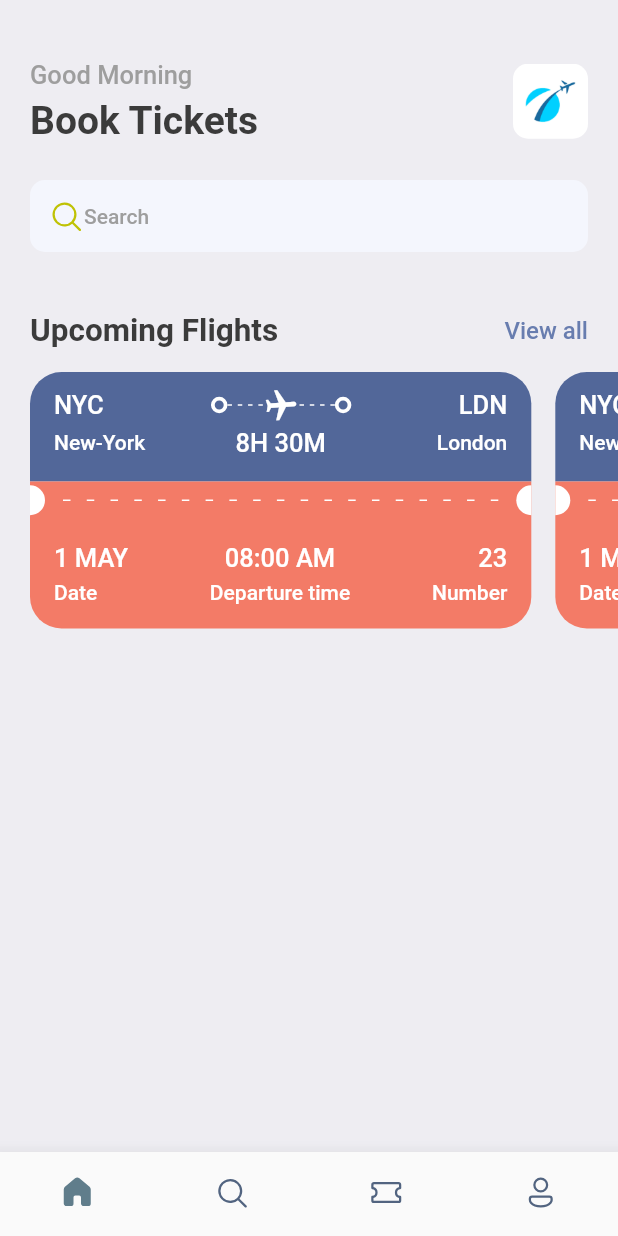
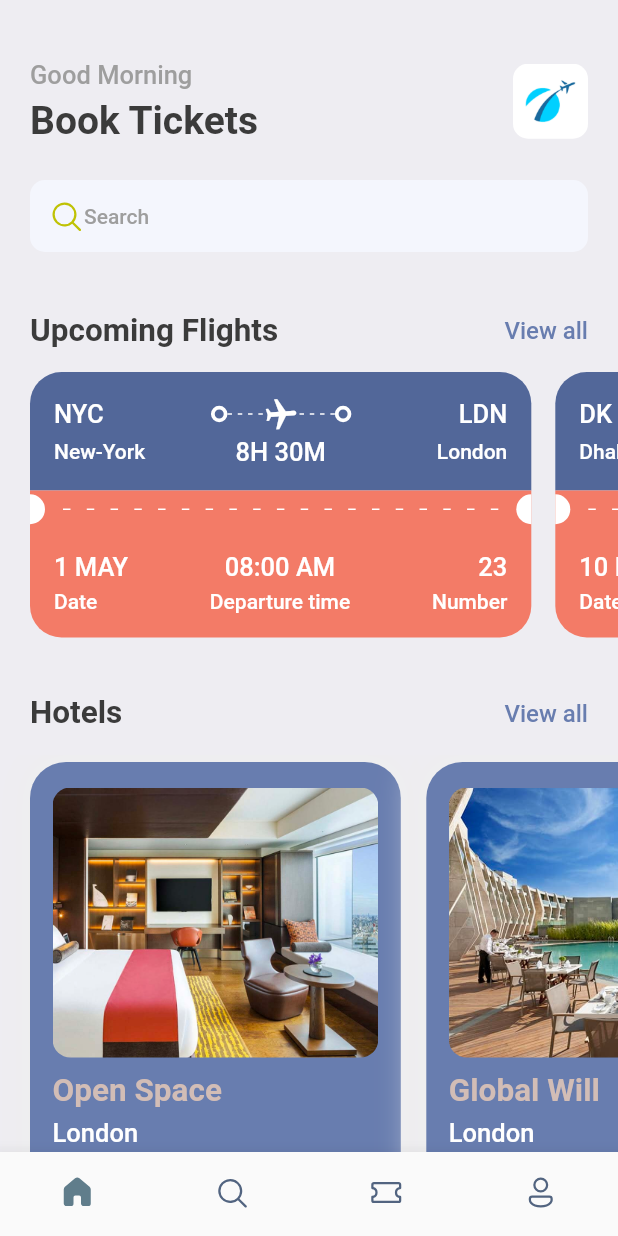
Before and after one commit to 217013277/booktickets, a Flutter app: the screen it shows after launch, on a phone screen of 412 x 824 dp. Run offline on Flutter 3.47's test engine with Material 2 defaults, Android fonts, the phone set to English and light mode, and no system bars; our stand-ins replace fluentui_icons, gap, get.

Commit message:
complete homepage

```diff
--- a/lib/screens/home_screen.dart
+++ b/lib/screens/home_screen.dart
@@ -1,4 +1,6 @@
+import 'package:booktickets/screens/hotels_screen.dart';
 import 'package:booktickets/screens/ticket_view.dart';
+import 'package:booktickets/utils/app_info_list.dart';
 import 'package:fluentui_icons/fluentui_icons.dart';
 import 'package:flutter/cupertino.dart';
 import 'package:flutter/material.dart';
@@ -78,7 +80,7 @@ class HomeScreen extends StatelessWidget {
                         child: Text("View all", style: Styles.textStyle.copyWith(color: Styles.primaryColor))
                     )
                   ],
-                )
+                ),
               ],
             ),
           ),
@@ -87,11 +89,32 @@ class HomeScreen extends StatelessWidget {
             scrollDirection: Axis.horizontal,
             padding: const EdgeInsets.only(left: 20),
             child: Row(
+              children: ticketList.map((singleTicket) => TicketView(ticket: singleTicket)).toList()
+            ),
+          ),
+          const Gap(15),
+          Container(
+            padding: const EdgeInsets.symmetric(horizontal: 20,),
+            child: Row(
+              mainAxisAlignment: MainAxisAlignment.spaceBetween,
               children: [
-                TicketView(),
-                TicketView(),
+                Text("Hotels", style: Styles.headLineStyle2,),
+                InkWell(
+                    onTap: (){
+                      print("You are tapped");
+                    },
+                    child: Text("View all", style: Styles.textStyle.copyWith(color: Styles.primaryColor))
+                )
               ],
             ),
+          ),
+          const Gap(15),
+          SingleChildScrollView(
+              scrollDirection: Axis.horizontal,
+              padding: const EdgeInsets.only(left: 20),
+              child: Row(
+                children: hotelList.map((singleHotel) => HotelScreen(hotel: singleHotel)).toList(),
+              ),
           ),
         ],
       ),
--- /dev/null
+++ b/lib/screens/hotels_screen.dart
@@ -0,0 +1,66 @@
+import 'package:booktickets/utils/app_layout.dart';
+import 'package:booktickets/utils/app_style.dart';
+import 'package:flutter/cupertino.dart';
+import 'package:flutter/material.dart';
+import 'package:gap/gap.dart';
+
+class HotelScreen extends StatelessWidget {
+  final Map<String, dynamic> hotel;
+  const HotelScreen({Key? key, required this.hotel}) : super(key: key);
+
+  @override
+  Widget build(BuildContext context) {
+    print("Hotel price is ${hotel["price"]}");
+    final size = AppLayout.getSize(context);
+    return Container(
+      width: size.width*0.6,
+      height: AppLayout.getHeight(350),
+      padding: EdgeInsets.symmetric(horizontal: AppLayout.getWidth(15), vertical: AppLayout.getHeight(17)),
+      margin: EdgeInsets.only(right: AppLayout.getWidth(17),top: AppLayout.getHeight(5)),
+      decoration: BoxDecoration(
+        color: Styles.primaryColor,
+        borderRadius: BorderRadius.circular(AppLayout.getHeight(24)),
+        boxShadow: [
+          BoxShadow(
+            color: Colors.grey.shade200,
+            blurRadius: AppLayout.getHeight(20),
+            spreadRadius: AppLayout.getHeight(5),
+          )
+        ]
+      ),
+      child: Column(
+        crossAxisAlignment: CrossAxisAlignment.start,
+        children: [
+          Container(
+            height: 180,
+              decoration: BoxDecoration(
+                borderRadius: BorderRadius.circular(AppLayout.getHeight(12)),
+                color: Styles.primaryColor,
+                image: DecorationImage(
+                  fit: BoxFit.cover,
+                  image: AssetImage(
+                    "assets/images/${hotel["image"]}"
+                  )
+                )
+              ),
+          ),
+          Gap(AppLayout.getHeight(10)),
+          Text(
+            hotel["place"],
+            style: Styles.headLineStyle2.copyWith(color: Styles.kakiColor),
+          ),
+          Gap(AppLayout.getHeight(5)),
+          Text(
+            hotel["destination"],
+            style: Styles.headLineStyle3.copyWith(color: Colors.white),
+          ),
+          Gap(AppLayout.getHeight(8)),
+          Text(
+            "\$${hotel["price"]}/night",
+            style: Styles.headLineStyle1.copyWith(color: Styles.kakiColor),
+          ),
+        ],
+      ),
+    );
+  }
+}
--- a/lib/screens/ticket_view.dart
+++ b/lib/screens/ticket_view.dart
@@ -7,41 +7,42 @@ import 'package:gap/gap.dart';
 import '../utils/app_style.dart';
 
 class TicketView extends StatelessWidget {
-  const TicketView({Key? key}) : super(key: key);
+  final Map<String, dynamic> ticket;
+  const TicketView({Key? key, required this.ticket}) : super(key: key);
 
   @override
   Widget build(BuildContext context) {
     final size = AppLayout.getSize(context);
     return SizedBox(
         width: size.width*0.85,
-        height: 200,
+        height: AppLayout.getHeight(200),
       child: Container(
-        margin: const EdgeInsets.only(right: 16),
+        margin: EdgeInsets.only(right: AppLayout.getHeight(16)),
         child: Column(
           children: [
             /*
             showing the blue part of the card/ticket
              */
             Container(
-              decoration: const BoxDecoration(
-                color: Color(0xFF526799),
+              decoration: BoxDecoration(
+                color: const Color(0xFF526799),
                 borderRadius: BorderRadius.only(
-                    topLeft: Radius.circular(21),
-                    topRight: Radius.circular(21)
+                    topLeft: Radius.circular(AppLayout.getHeight(21)),
+                    topRight: Radius.circular(AppLayout.getHeight(21)),
                 )
               ),
-              padding: const EdgeInsets.only(left: 16, top: 10, right: 16, bottom: 16),
+              padding: EdgeInsets.all(AppLayout.getHeight(16)),
               child: Column(
                 children: [
                   Row(
                     children: [
-                      Text("NYC", style: Styles.headLineStyle3.copyWith(color: Colors.white),),
+                      Text(ticket["from"]["code"], style: Styles.headLineStyle3.copyWith(color: Colors.white),),
                       Expanded(child: Container()),
-                      ThickContainer(),
+                      const ThickContainer(),
                       Expanded(child: Stack(
                         children: [
                           SizedBox(
-                            height: 24,
+                            height: AppLayout.getHeight(24),
                             child: LayoutBuilder(
                               builder: (BuildContext context, BoxConstraints constraints) {
                                 print("The width is ${constraints.constrainWidth()}");
@@ -50,23 +51,25 @@ class TicketView extends StatelessWidget {
                                   mainAxisAlignment: MainAxisAlignment.spaceBetween,
                                   mainAxisSize: MainAxisSize.max,
                                   children: List.generate(
-                                      (constraints.constrainWidth()/6).floor(),
+                                      (constraints.constrainWidth()/AppLayout.getWidth(6)).floor(),
                                           (index) => SizedBox(
-                                        width: 3, height: 1, child: DecoratedBox(decoration: BoxDecoration(
+                                        width: AppLayout.getWidth(3), height: AppLayout.getHeight(1),
+                                            child: const DecoratedBox(
+                                                decoration: BoxDecoration(
                                           color: Colors.white
-                                      )),
+                                      ),),
                                       )
                                   ),
                                 );
                               },
                             ),
                           ),
-                          Center(child: Transform.rotate(angle: 1.5, child: Icon(Icons.local_airport, color: Colors.white,),)),
+                          Center(child: Transform.rotate(angle: 1.5, child: const Icon(Icons.local_airport, color: Colors.white,),)),
                         ],
                       )),
-                      ThickContainer(),
+                      const ThickContainer(),
                       Expanded(child: Container()),
-                      Text("LDN", style: Styles.headLineStyle3.copyWith(color: Colors.white),),
+                      Text(ticket["to"]["code"], style: Styles.headLineStyle3.copyWith(color: Colors.white),),
                     ],
                   ),
                   const Gap(3),
@@ -74,11 +77,11 @@ class TicketView extends StatelessWidget {
                     mainAxisAlignment: MainAxisAlignment.spaceBetween,
                     children: [
                       SizedBox(
-                        width: 100,child: Text("New-York", style: Styles.headLineStyle4.copyWith(color: Colors.white),),
+                        width: AppLayout.getWidth(100),child: Text(ticket["from"]["name"], style: Styles.headLineStyle4.copyWith(color: Colors.white),),
                       ),
-                      Text("8H 30M", style: Styles.headLineStyle3.copyWith(color: Colors.white),),
+                      Text(ticket["flying_time"], style: Styles.headLineStyle3.copyWith(color: Colors.white),),
                       SizedBox(
-                        width: 100,child: Text("London", textAlign: TextAlign.end,style: Styles.headLineStyle4.copyWith(color: Colors.white),),
+                        width: AppLayout.getWidth(100),child: Text(ticket["to"]["name"], textAlign: TextAlign.end,style: Styles.headLineStyle4.copyWith(color: Colors.white),),
                       ),
                     ],
                   )
@@ -92,29 +95,29 @@ class TicketView extends StatelessWidget {
               color: Styles.orangeColor,
               child: Row(
                 children: [
-                  const SizedBox(
-                    height: 20,
-                    width: 10,
+                  SizedBox(
+                    height: AppLayout.getHeight(20),
+                    width: AppLayout.getWidth(10),
                       child: DecoratedBox(
                         decoration: BoxDecoration(
                           color: Colors.white,
                           borderRadius: BorderRadius.only(
-                            topRight: Radius.circular(10),
-                            bottomRight: Radius.circular(10),
+                            topRight: Radius.circular(AppLayout.getWidth(10)),
+                            bottomRight: Radius.circular(AppLayout.getWidth(10)),
                           )
                       )),
                   ),
                   Expanded(child: Padding(
-                    padding: const EdgeInsets.all(12.0),
+                    padding: EdgeInsets.all(AppLayout.getWidth(12)),
                     child: LayoutBuilder(
                       builder: (BuildContext context, BoxConstraints constraints) {
                         return Flex(
                           direction: Axis.horizontal,
                           mainAxisAlignment: MainAxisAlignment.spaceBetween,
                           mainAxisSize: MainAxisSize.max,
-                          children: List.generate((constraints.constrainWidth()/15).floor(), (index) => const SizedBox(
-                            width: 5, height: 1,
-                            child: DecoratedBox(
+                          children: List.generate((constraints.constrainWidth()/AppLayout.getWidth(15)).floor(), (index) => SizedBox(
+                            width: AppLayout.getWidth(5), height: AppLayout.getHeight(1),
+                            child: const DecoratedBox(
                               decoration: BoxDecoration(
                                 color: Colors.white,
                               ),
@@ -125,15 +128,15 @@ class TicketView extends StatelessWidget {
 
                     ),
                   )),
-                  const SizedBox(
-                    height: 20,
-                    width: 10,
+                  SizedBox(
+                    height: AppLayout.getHeight(20),
+                    width: AppLayout.getWidth(10),
                     child: DecoratedBox(
                         decoration: BoxDecoration(
                             color: Colors.white,
                             borderRadius: BorderRadius.only(
-                              topLeft: Radius.circular(10),
-                              bottomLeft: Radius.circular(10),
+                              topLeft: Radius.circular(AppLayout.getWidth(10)),
+                              bottomLeft: Radius.circular(AppLayout.getWidth(10)),
                             )
                         )),
                   ),
@@ -146,12 +149,12 @@ class TicketView extends StatelessWidget {
             Container(
               decoration: BoxDecoration(
                   color: Styles.orangeColor,
-                  borderRadius: const BorderRadius.only(
-                      bottomLeft: Radius.circular(21),
-                      bottomRight: Radius.circular(21)
+                  borderRadius: BorderRadius.only(
+                      bottomLeft: Radius.circular(AppLayout.getWidth(21)),
+                      bottomRight: Radius.circular(AppLayout.getWidth(21))
                   )
               ),
-              padding: const EdgeInsets.all(16),
+              padding: EdgeInsets.all(AppLayout.getWidth(16)),
               child: Column(
                 children: [
                   Row(
@@ -160,24 +163,24 @@ class TicketView extends StatelessWidget {
                       Column(
                         crossAxisAlignment: CrossAxisAlignment.start,
                         children: [
-                          Text("1 MAY", style: Styles.headLineStyle3.copyWith(color: Colors.white),),
-                          const Gap(5),
+                          Text(ticket["date"], style: Styles.headLineStyle3.copyWith(color: Colors.white),),
+                          Gap(AppLayout.getHeight(5)),
                           Text("Date", style: Styles.headLineStyle4.copyWith(color: Colors.white),),
                         ],
                       ),
                       Column(
                         crossAxisAlignment: CrossAxisAlignment.center,
                         children: [
-                          Text("08:00 AM", style: Styles.headLineStyle3.copyWith(color: Colors.white),),
-                          const Gap(5),
+                          Text(ticket["departure_time"], style: Styles.headLineStyle3.copyWith(color: Colors.white),),
+                          Gap(AppLayout.getHeight(5)),
                           Text("Departure time", style: Styles.headLineStyle4.copyWith(color: Colors.white),),
                         ],
                       ),
                       Column(
                         crossAxisAlignment: CrossAxisAlignment.end,
                         children: [
-                          Text("23", style: Styles.headLineStyle3.copyWith(color: Colors.white),),
-                          const Gap(5),
+                          Text(ticket["number"].toString(), style: Styles.headLineStyle3.copyWith(color: Colors.white),),
+                          Gap(AppLayout.getHeight(5)),
                           Text("Number", style: Styles.headLineStyle4.copyWith(color: Colors.white),),
                         ],
                       ),
--- /dev/null
+++ b/lib/utils/app_info_list.dart
@@ -0,0 +1,51 @@
+List<Map<String, dynamic>> hotelList = [
+  {
+    'image': 'one.png',
+    'place': 'Open Space',
+    'destination': 'London',
+    'price': 25
+  },
+  {
+    'image': 'two.png',
+    'place': 'Global Will',
+    'destination': 'London',
+    'price': 40
+  },
+  {
+    'image': 'three.png',
+    'place': 'Tallest Building',
+    'destination': 'Dubai',
+    'price': 68
+  },
+];
+
+List<Map<String, dynamic>> ticketList = [
+  {
+    'from': {
+      'code':"NYC",
+      'name':"New-York"
+    },
+    'to': {
+      'code':"LDN",
+      'name':"London"
+    },
+    'flying_time': '8H 30M',
+    'date': "1 MAY",
+    'departure_time':"08:00 AM",
+    "number":23
+  },
+  {
+    'from': {
+      'code':"DK",
+      'name':"Dhaka"
+    },
+    'to': {
+      'code':"SH",
+      'name':"Shanghai"
+    },
+    'flying_time': '4H 20M',
+    'date': "10 MAY",
+    'departure_time':"09:00 AM",
+    "number":45
+  },
+];
--- a/lib/utils/app_layout.dart
+++ b/lib/utils/app_layout.dart
@@ -1,7 +1,22 @@
 import 'package:flutter/cupertino.dart';
+import 'package:get/get.dart';
 
 class AppLayout{
   static getSize(BuildContext context){
     return MediaQuery.of(context).size;
   }
+  static getScreenHeight(){
+    return Get.height;
+  }
+  static getScreenWidth(){
+    return Get.width;
+  }
+  static getHeight(double pixels){
+    double x = getScreenHeight()/pixels;
+    return getScreenHeight()/x;
+  }
+  static getWidth(double pixels){
+    double x = getScreenWidth()/pixels;
+    return getScreenWidth()/x;
+  }
 }
--- a/lib/utils/app_style.dart
+++ b/lib/utils/app_style.dart
@@ -6,6 +6,7 @@ class Styles{
   static Color textColor = const Color(0xFF3b3b3b);
   static Color bgColor = const Color(0xFFeeedf2);
   static Color orangeColor = const Color (0xFFF37b67);
+  static Color kakiColor = const Color (0xFFd2bdb6);
   static TextStyle textStyle = TextStyle(fontSize: 16, color: textColor, fontWeight: FontWeight.w500);
   static TextStyle headLineStyle1 = TextStyle(fontSize: 26, color: textColor, fontWeight: FontWeight.bold);
   static TextStyle headLineStyle2 = TextStyle(fontSize: 21, color: textColor, fontWeight: FontWeight.bold);
--- a/pubspec.yaml
+++ b/pubspec.yaml
@@ -36,6 +36,7 @@ dependencies:
   # Use with the CupertinoIcons class for iOS style icons.
   cupertino_icons: ^1.0.2
   fluentui_icons: ^1.0.0
+  get:
   gap: ^2.0.0
 
 dev_dependencies:
```
Also changed, not shown: pubspec.lock.
